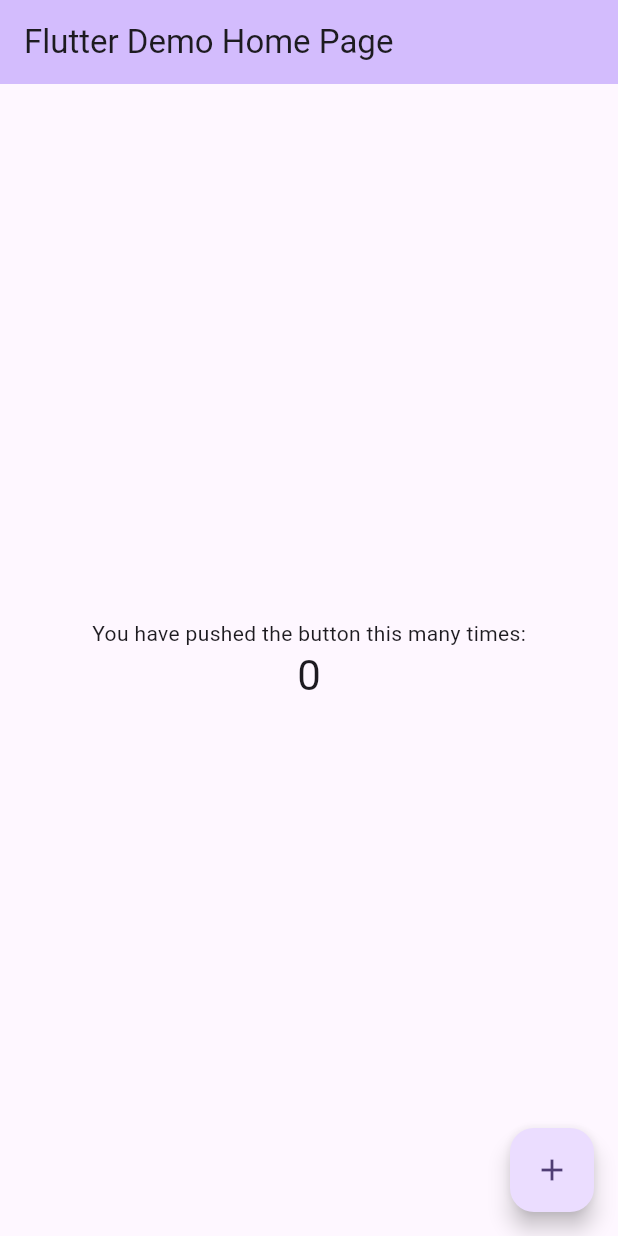
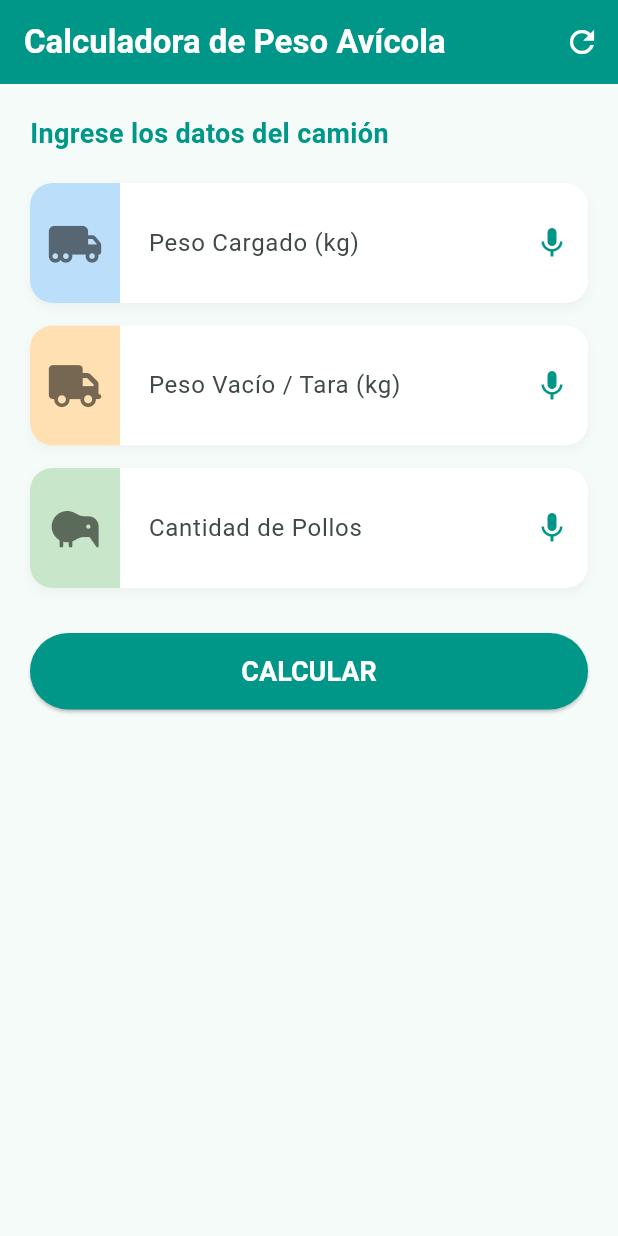
Before and after one commit to could-ai/019ae71d-0d55-7145-8551-919a62e6298a, a Flutter app: the screen it shows after launch, on a phone screen of 412 x 824 dp. Run offline on Flutter 3.47's test engine with Material 3 defaults, Android fonts, the phone set to English and light mode, and no system bars; our stand-ins replace font_awesome_flutter, speech_to_text.

Commit message:
Added speech_to_text for voice recognition and font_awesome_flutter for better UI icons.; Implemented the Chicken Weight Calculator with voice recognition logic, input fields for truck weights and chicken count, and automatic calculation logic.

```diff
--- a/usr/lib/main.dart
+++ b/usr/lib/main.dart
@@ -1,4 +1,6 @@
 import 'package:flutter/material.dart';
+import 'package:speech_to_text/speech_to_text.dart' as stt;
+import 'package:font_awesome_flutter/font_awesome_flutter.dart';
 
 void main() {
   runApp(const MyApp());
@@ -7,117 +9,319 @@ void main() {
 class MyApp extends StatelessWidget {
   const MyApp({super.key});
 
-  // This widget is the root of your application.
   @override
   Widget build(BuildContext context) {
     return MaterialApp(
-      title: 'Flutter Demo',
+      title: 'Calculadora Avícola',
       debugShowCheckedModeBanner: false,
       theme: ThemeData(
-        // This is the theme of your application.
-        //
-        // TRY THIS: Try running your application with "flutter run". You'll see
-        // the application has a purple toolbar. Then, without quitting the app,
-        // try changing the seedColor in the colorScheme below to Colors.green
-        // and then invoke "hot reload" (save your changes or press the "hot
-        // reload" button in a Flutter-supported IDE, or press "r" if you used
-        // the command line to start the app).
-        //
-        // Notice that the counter didn't reset back to zero; the application
-        // state is not lost during the reload. To reset the state, use hot
-        // restart instead.
-        //
-        // This works for code too, not just values: Most code changes can be
-        // tested with just a hot reload.
-        colorScheme: ColorScheme.fromSeed(seedColor: Colors.deepPurple),
+        colorScheme: ColorScheme.fromSeed(seedColor: Colors.teal),
+        useMaterial3: true,
+        inputDecorationTheme: InputDecorationTheme(
+          border: OutlineInputBorder(borderRadius: BorderRadius.circular(12)),
+          filled: true,
+          fillColor: Colors.grey.shade100,
+        ),
       ),
       initialRoute: '/',
       routes: {
-        '/': (context) => const MyHomePage(title: 'Flutter Demo Home Page'),
+        '/': (context) => const ChickenCalculatorScreen(),
       },
     );
   }
 }
 
-class MyHomePage extends StatefulWidget {
-  const MyHomePage({super.key, required this.title});
-
-  // This widget is the home page of your application. It is stateful, meaning
-  // that it has a State object (defined below) that contains fields that affect
-  // how it looks.
-
-  // This class is the configuration for the state. It holds the values (in this
-  // case the title) provided by the parent (in this case the App widget) and
-  // used by the build method of the State. Fields in a Widget subclass are
-  // always marked "final".
-
-  final String title;
+class ChickenCalculatorScreen extends StatefulWidget {
+  const ChickenCalculatorScreen({super.key});
 
   @override
-  State<MyHomePage> createState() => _MyHomePageState();
+  State<ChickenCalculatorScreen> createState() => _ChickenCalculatorScreenState();
 }
 
-class _MyHomePageState extends State<MyHomePage> {
-  int _counter = 0;
+class _ChickenCalculatorScreenState extends State<ChickenCalculatorScreen> {
+  // Controladores para los campos de texto
+  final TextEditingController _loadedWeightController = TextEditingController();
+  final TextEditingController _emptyWeightController = TextEditingController();
+  final TextEditingController _chickenCountController = TextEditingController();
 
-  void _incrementCounter() {
+  // Variables para el cálculo
+  double? _netWeightTotal;
+  double? _averageWeightPerChicken;
+
+  // Variables para reconocimiento de voz
+  late stt.SpeechToText _speech;
+  bool _isListening = false;
+  bool _speechAvailable = false;
+  String _currentLocaleId = '';
+
+  @override
+  void initState() {
+    super.initState();
+    _speech = stt.SpeechToText();
+    _initSpeech();
+  }
+
+  // Inicializar el servicio de voz
+  void _initSpeech() async {
+    try {
+      bool available = await _speech.initialize(
+        onStatus: (status) => debugPrint('Speech Status: $status'),
+        onError: (errorNotification) => debugPrint('Speech Error: $errorNotification'),
+      );
+      if (mounted) {
+        setState(() {
+          _speechAvailable = available;
+        });
+        // Intentar obtener locales en español si es posible, sino usa el del sistema
+        var locales = await _speech.locales();
+        var systemLocale = await _speech.systemLocale();
+        _currentLocaleId = systemLocale?.localeId ?? '';
+
+        // Buscar español preferentemente
+        for(var locale in locales) {
+            if(locale.localeId.toLowerCase().contains('es')) {
+                _currentLocaleId = locale.localeId;
+                break;
+            }
+        }
+      }
+    } catch (e) {
+      debugPrint("Error inicializando voz: $e");
+    }
+  }
+
+  // Función para escuchar y escribir en un controlador específico
+  void _listenToField(TextEditingController controller) async {
+    if (!_speechAvailable) {
+      ScaffoldMessenger.of(context).showSnackBar(
+        const SnackBar(content: Text('El reconocimiento de voz no está disponible o permisos denegados.')),
+      );
+      return;
+    }
+
+    if (_isListening) {
+      _speech.stop();
+      setState(() => _isListening = false);
+    } else {
+      setState(() => _isListening = true);
+      _speech.listen(
+        localeId: _currentLocaleId,
+        onResult: (result) {
+          setState(() {
+            // Intentamos limpiar el texto para obtener solo números
+            String text = result.recognizedWords;
+            // Reemplazar comas por puntos para decimales si es necesario
+            text = text.replaceAll(',', '.');
+            // Extraer solo números y puntos
+            String numbersOnly = text.replaceAll(RegExp(r'[^0-9.]'), '');
+
+            controller.text = numbersOnly;
+
+            if (result.finalResult) {
+              _isListening = false;
+              _calculate(); // Recalcular automáticamente al terminar de hablar
+            }
+          });
+        },
+      );
+    }
+  }
+
+  void _calculate() {
+    // Obtener valores, si están vacíos usar 0
+    double loaded = double.tryParse(_loadedWeightController.text) ?? 0;
+    double empty = double.tryParse(_emptyWeightController.text) ?? 0;
+    int count = int.tryParse(_chickenCountController.text) ?? 0;
+
     setState(() {
-      // This call to setState tells the Flutter framework that something has
-      // changed in this State, which causes it to rerun the build method below
-      // so that the display can reflect the updated values. If we changed
-      // _counter without calling setState(), then the build method would not be
-      // called again, and so nothing would appear to happen.
-      _counter++;
+      if (loaded > 0 && empty >= 0 && count > 0) {
+        _netWeightTotal = loaded - empty;
+        _averageWeightPerChicken = _netWeightTotal! / count;
+      } else {
+        _netWeightTotal = null;
+        _averageWeightPerChicken = null;
+      }
+    });
+  }
+
+  void _clearAll() {
+    _loadedWeightController.clear();
+    _emptyWeightController.clear();
+    _chickenCountController.clear();
+    setState(() {
+      _netWeightTotal = null;
+      _averageWeightPerChicken = null;
     });
   }
 
   @override
   Widget build(BuildContext context) {
-    // This method is rerun every time setState is called, for instance as done
-    // by the _incrementCounter method above.
-    //
-    // The Flutter framework has been optimized to make rerunning build methods
-    // fast, so that you can just rebuild anything that needs updating rather
-    // than having to individually change instances of widgets.
     return Scaffold(
       appBar: AppBar(
-        // TRY THIS: Try changing the color here to a specific color (to
-        // Colors.amber, perhaps?) and trigger a hot reload to see the AppBar
-        // change color while the other colors stay the same.
-        backgroundColor: Theme.of(context).colorScheme.inversePrimary,
-        // Here we take the value from the MyHomePage object that was created by
-        // the App.build method, and use it to set our appbar title.
-        title: Text(widget.title),
+        title: const Text('Calculadora de Peso Avícola', style: TextStyle(color: Colors.white, fontWeight: FontWeight.bold)),
+        backgroundColor: Colors.teal,
+        actions: [
+          IconButton(
+            icon: const Icon(Icons.refresh, color: Colors.white),
+            onPressed: _clearAll,
+            tooltip: 'Limpiar todo',
+          )
+        ],
       ),
-      body: Center(
-        // Center is a layout widget. It takes a single child and positions it
-        // in the middle of the parent.
+      body: SingleChildScrollView(
+        padding: const EdgeInsets.all(20.0),
         child: Column(
-          // Column is also a layout widget. It takes a list of children and
-          // arranges them vertically. By default, it sizes itself to fit its
-          // children horizontally, and tries to be as tall as its parent.
-          //
-          // Column has various properties to control how it sizes itself and
-          // how it positions its children. Here we use mainAxisAlignment to
-          // center the children vertically; the main axis here is the vertical
-          // axis because Columns are vertical (the cross axis would be
-          // horizontal).
-          //
-          // TRY THIS: Invoke "debug painting" (choose the "Toggle Debug Paint"
-          // action in the IDE, or press "p" in the console), to see the
-          // wireframe for each widget.
-          mainAxisAlignment: MainAxisAlignment.center,
-          children: <Widget>[
-            const Text('You have pushed the button this many times:'),
-            Text('$_counter', style: Theme.of(context).textTheme.headlineMedium),
+          crossAxisAlignment: CrossAxisAlignment.stretch,
+          children: [
+            const Text(
+              'Ingrese los datos del camión',
+              style: TextStyle(fontSize: 18, fontWeight: FontWeight.bold, color: Colors.teal),
+            ),
+            const SizedBox(height: 20),
+
+            // Campo: Peso Cargado
+            _buildInputCard(
+              label: 'Peso Cargado (kg)',
+              icon: FontAwesomeIcons.truckMoving,
+              controller: _loadedWeightController,
+              color: Colors.blue.shade100,
+            ),
+
+            const SizedBox(height: 15),
+
+            // Campo: Peso Vacío
+            _buildInputCard(
+              label: 'Peso Vacío / Tara (kg)',
+              icon: FontAwesomeIcons.truck,
+              controller: _emptyWeightController,
+              color: Colors.orange.shade100,
+            ),
+
+            const SizedBox(height: 15),
+
+            // Campo: Cantidad de Pollos
+            _buildInputCard(
+              label: 'Cantidad de Pollos',
+              icon: FontAwesomeIcons.kiwiBird,
+              controller: _chickenCountController,
+              isInteger: true,
+              color: Colors.green.shade100,
+            ),
+
+            const SizedBox(height: 30),
+
+            ElevatedButton(
+              onPressed: _calculate,
+              style: ElevatedButton.styleFrom(
+                backgroundColor: Colors.teal,
+                foregroundColor: Colors.white,
+                padding: const EdgeInsets.symmetric(vertical: 15),
+                textStyle: const TextStyle(fontSize: 18, fontWeight: FontWeight.bold),
+              ),
+              child: const Text('CALCULAR'),
+            ),
+
+            const SizedBox(height: 30),
+
+            // Resultados
+            if (_netWeightTotal != null && _averageWeightPerChicken != null) ...[
+              Card(
+                elevation: 4,
+                shape: RoundedRectangleBorder(borderRadius: BorderRadius.circular(15)),
+                color: Colors.teal.shade50,
+                child: Padding(
+                  padding: const EdgeInsets.all(20.0),
+                  child: Column(
+                    children: [
+                      _buildResultRow('Peso Neto Total:', '${_netWeightTotal!.toStringAsFixed(2)} kg'),
+                      const Divider(),
+                      const SizedBox(height: 10),
+                      const Text('Peso Promedio por Pollo', style: TextStyle(fontSize: 16, color: Colors.grey)),
+                      const SizedBox(height: 5),
+                      Text(
+                        '${_averageWeightPerChicken!.toStringAsFixed(3)} kg',
+                        style: const TextStyle(fontSize: 36, fontWeight: FontWeight.bold, color: Colors.teal),
+                      ),
+                    ],
+                  ),
+                ),
+              ),
+            ],
           ],
         ),
       ),
-      floatingActionButton: FloatingActionButton(
-        onPressed: _incrementCounter,
-        tooltip: 'Increment',
-        child: const Icon(Icons.add),
-      ), // This trailing comma makes auto-formatting nicer for build methods.
+      floatingActionButton: _isListening
+        ? FloatingActionButton(
+            onPressed: () {
+              _speech.stop();
+              setState(() => _isListening = false);
+            },
+            backgroundColor: Colors.red,
+            child: const Icon(Icons.mic_off),
+          )
+        : null,
+    );
+  }
+
+  Widget _buildInputCard({
+    required String label,
+    required IconData icon,
+    required TextEditingController controller,
+    required Color color,
+    bool isInteger = false,
+  }) {
+    return Container(
+      decoration: BoxDecoration(
+        color: Colors.white,
+        borderRadius: BorderRadius.circular(15),
+        boxShadow: [
+          BoxShadow(color: Colors.grey.withOpacity(0.1), blurRadius: 5, offset: const Offset(0, 3)),
+        ],
+      ),
+      child: Row(
+        children: [
+          Container(
+            width: 60,
+            height: 80,
+            decoration: BoxDecoration(
+              color: color,
+              borderRadius: const BorderRadius.only(topLeft: Radius.circular(15), bottomLeft: Radius.circular(15)),
+            ),
+            child: Icon(icon, color: Colors.black54, size: 28),
+          ),
+          Expanded(
+            child: Padding(
+              padding: const EdgeInsets.symmetric(horizontal: 15.0),
+              child: TextField(
+                controller: controller,
+                keyboardType: TextInputType.numberWithOptions(decimal: !isInteger),
+                onChanged: (_) => _calculate(), // Cálculo en tiempo real opcional
+                decoration: InputDecoration(
+                  labelText: label,
+                  border: InputBorder.none,
+                  fillColor: Colors.transparent,
+                  contentPadding: const EdgeInsets.symmetric(vertical: 10),
+                ),
+              ),
+            ),
+          ),
+          IconButton(
+            icon: Icon(_isListening ? Icons.mic_none : Icons.mic, color: Colors.teal),
+            onPressed: () => _listenToField(controller),
+            tooltip: 'Dictar valor',
+          ),
+        ],
+      ),
+    );
+  }
+
+  Widget _buildResultRow(String label, String value) {
+    return Row(
+      mainAxisAlignment: MainAxisAlignment.spaceBetween,
+      children: [
+        Text(label, style: const TextStyle(fontSize: 16, fontWeight: FontWeight.w500)),
+        Text(value, style: const TextStyle(fontSize: 18, fontWeight: FontWeight.bold)),
+      ],
     );
   }
 }
```
Also changed, not shown: usr/pubspec.yaml (+5 -70 lines).
